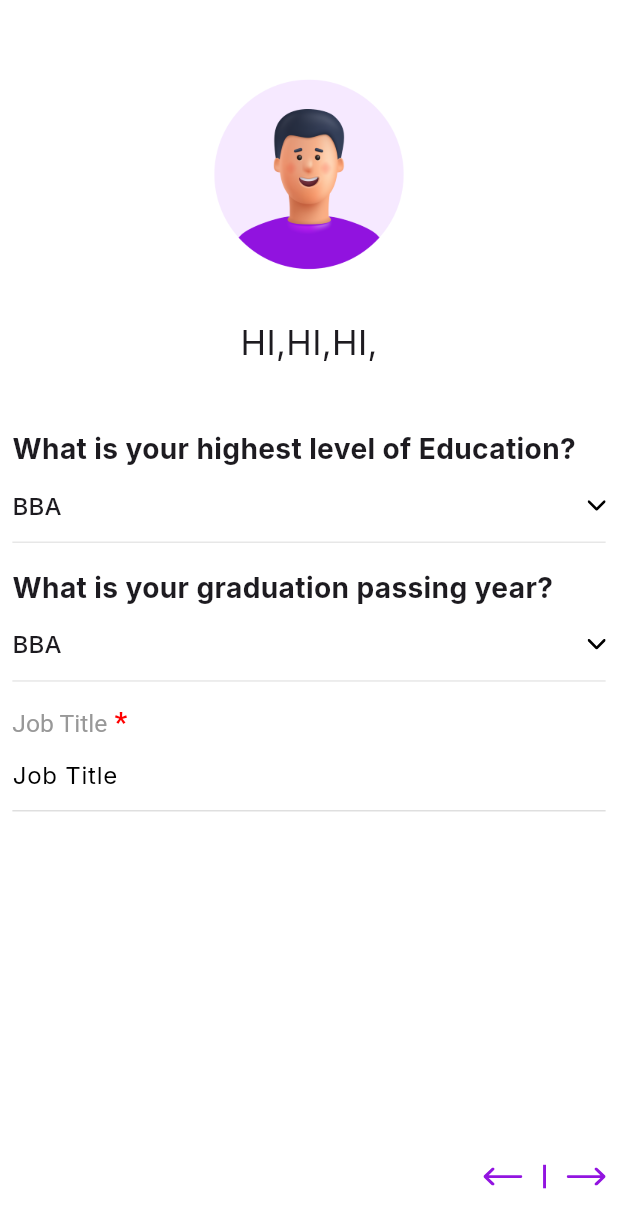
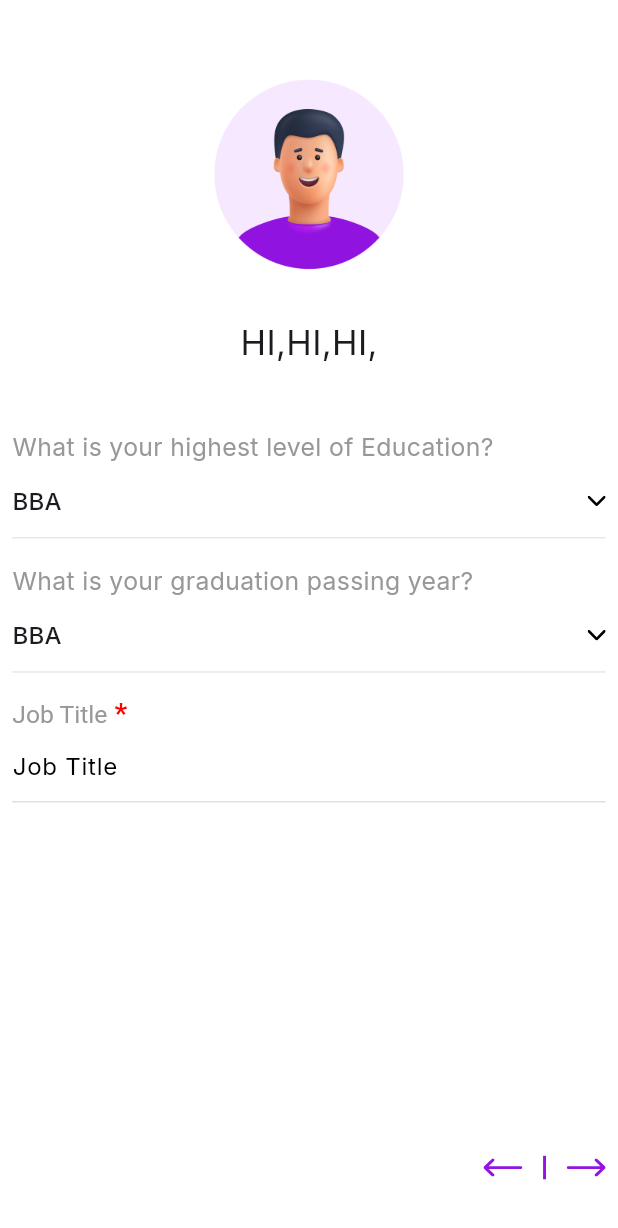
Before and after one commit to Srimantrao/hirexpert, a Flutter app: the Education screen opened directly, on a phone screen of 412 x 824 dp. Shown: the top 1228 px of the screen. Run offline on Flutter 3.47's test engine with Material 3 defaults, Android fonts, the phone set to English and light mode, and no system bars; our stand-ins replace dotted_border, flutter_svg, get, google_fonts, shared_preferences, smooth_page_indicator; accounts and stored records are empty.

Commit message:
Wed/10-Jan-2024

```diff
--- a/lib/view/screen/collection/Education.dart
+++ b/lib/view/screen/collection/Education.dart
@@ -78,8 +78,9 @@ class _EducationState extends State<Education> {
               Text(
                 Specialization_text.Education,
                 style: TextStyle(
-                  fontSize: Get.width / 22,
-                  fontWeight: FontWeight.w700,
+                  fontSize: Get.width / 25,
+                  fontWeight: FontWeight.w400,
+                  color: AppColor.subcolor,
                 ),
               ),
               Container(
@@ -118,8 +119,9 @@ class _EducationState extends State<Education> {
               Text(
                 Specialization_text.graduation,
                 style: TextStyle(
-                  fontSize: Get.width / 22,
-                  fontWeight: FontWeight.w700,
+                  fontSize: Get.width / 25,
+                  fontWeight: FontWeight.w400,
+                  color: AppColor.subcolor,
                 ),
               ),
               Container(
--- a/lib/view/screen/collection/specialization.dart
+++ b/lib/view/screen/collection/specialization.dart
@@ -3,6 +3,7 @@
 import 'package:flutter/material.dart';
 import 'package:flutter_svg/flutter_svg.dart';
 import 'package:get/get.dart';
+import 'package:hirexpert/view/screen/collection/Education.dart';
 import 'package:hirexpert/view/utils/aap_image.dart';
 import 'package:hirexpert/view/utils/app_String.dart';
 import 'package:hirexpert/view/utils/app_color.dart';
@@ -516,6 +517,11 @@ class _SpecializationState extends State<Specialization> {
                   ),
                   SizedBox(height: Get.height / 20),
                   InkWell(
+                    onTap: () {
+                      Get.to(
+                        () => const Education(),
+                      );
+                    },
                     child: Row(
                       mainAxisAlignment: MainAxisAlignment.end,
                       children: [
```
